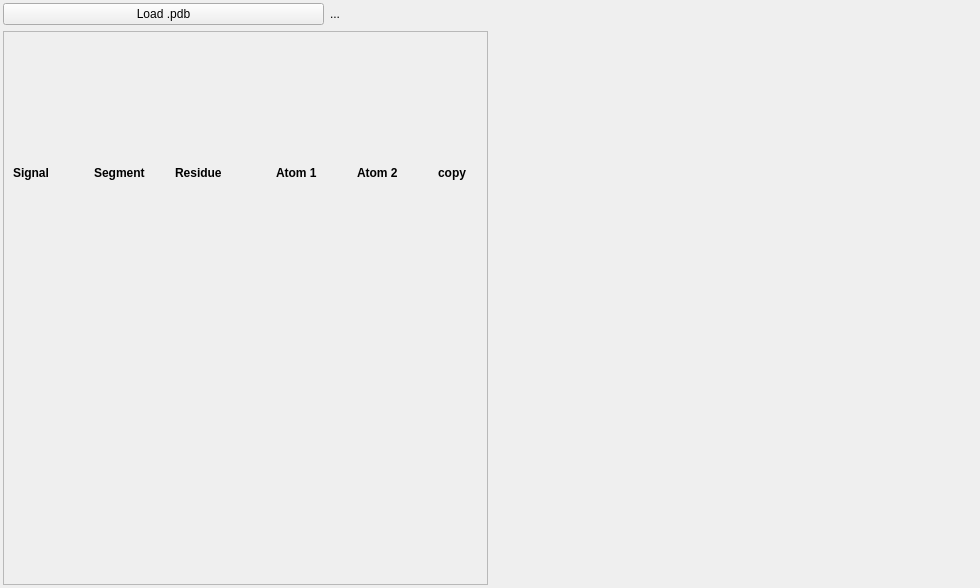
Qt form GUI/designer/selection_widget.ui (alsinmr/pyDR) before a commit.
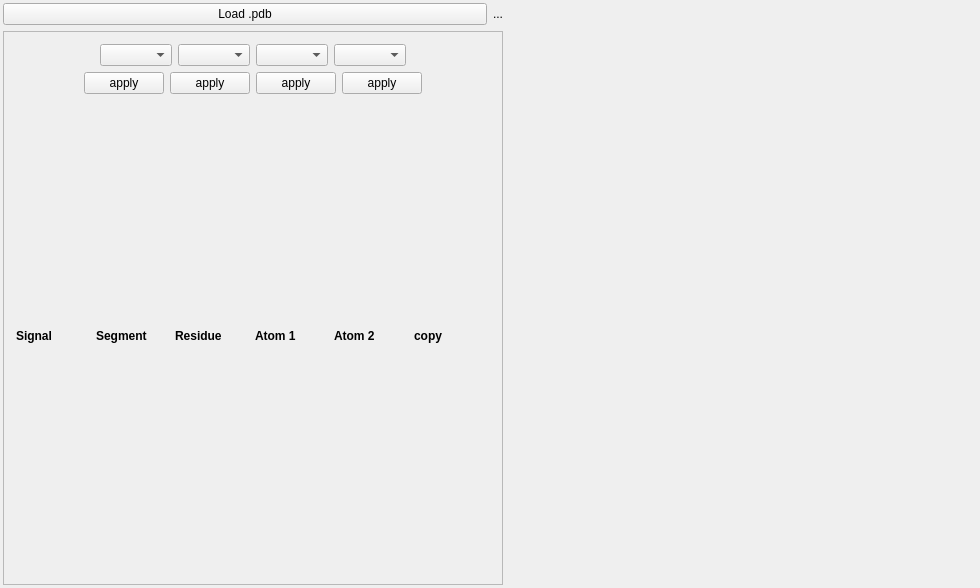
The same form after that commit.

Commit message: editings for GUI, updated Selection Tab

Diff of the .ui file:
```diff
--- a/GUI/designer/selection_widget.ui
+++ b/GUI/designer/selection_widget.ui
@@ -32,13 +32,6 @@
    <property name="bottomMargin">
     <number>3</number>
    </property>
-   <item row="0" column="0" colspan="2">
-    <widget class="QPushButton" name="pushButton_loadpdb">
-     <property name="text">
-      <string>Load .pdb</string>
-     </property>
-    </widget>
-   </item>
    <item row="0" column="2" colspan="2">
     <widget class="QLabel" name="label_pdbpath">
      <property name="text">
@@ -50,10 +43,16 @@
     <widget class="QScrollArea" name="scrollArea">
      <property name="minimumSize">
       <size>
-       <width>250</width>
+       <width>0</width>
        <height>0</height>
       </size>
      </property>
+     <property name="maximumSize">
+      <size>
+       <width>500</width>
+       <height>16777215</height>
+      </size>
+     </property>
      <property name="widgetResizable">
       <bool>true</bool>
      </property>
@@ -62,26 +61,17 @@
        <rect>
         <x>0</x>
         <y>0</y>
-        <width>528</width>
+        <width>498</width>
         <height>549</height>
        </rect>
       </property>
+      <property name="maximumSize">
+       <size>
+        <width>600</width>
+        <height>16777215</height>
+       </size>
+      </property>
       <layout class="QGridLayout" name="gridLayout_5">
-       <item row="1" column="2">
-        <widget class="QWidget" name="widget_2" native="true">
-         <property name="minimumSize">
-          <size>
-           <width>75</width>
-           <height>0</height>
-          </size>
-         </property>
-         <property name="maximumSize">
-          <size>
-           <width>100</width>
-           <height>16777215</height>
-          </size>
-         </property>
-         <layout class="QGridLayout" name="gridLayout_3">
           <property name="leftMargin">
            <number>3</number>
           </property>
@@ -94,89 +84,90 @@
           <property name="bottomMargin">
            <number>3</number>
           </property>
-          <item row="1" column="0">
-           <layout class="QVBoxLayout" name="verticalLayout_assignsegment">
-            <property name="spacing">
-             <number>6</number>
-            </property>
-            <property name="sizeConstraint">
-             <enum>QLayout::SetDefaultConstraint</enum>
-            </property>
-            <property name="leftMargin">
-             <number>0</number>
-            </property>
-           </layout>
-          </item>
-         </layout>
-        </widget>
-       </item>
-       <item row="0" column="5">
-        <widget class="QLabel" name="label_5">
-         <property name="text">
-          <string>&lt;html&gt;&lt;head/&gt;&lt;body&gt;&lt;p&gt;&lt;span style=&quot; font-weight:600;&quot;&gt;Atom 2&lt;/span&gt;&lt;/p&gt;&lt;/body&gt;&lt;/html&gt;</string>
-         </property>
-        </widget>
-       </item>
-       <item row="1" column="0">
-        <widget class="QWidget" name="widget" native="true">
+       <item row="1" column="0" colspan="3">
+        <widget class="QWidget" name="widget_7" native="true">
          <property name="minimumSize">
           <size>
-           <width>75</width>
+           <width>300</width>
            <height>0</height>
           </size>
          </property>
          <property name="maximumSize">
           <size>
-           <width>100</width>
+           <width>600</width>
            <height>16777215</height>
           </size>
          </property>
-         <layout class="QGridLayout" name="gridLayout_2">
-          <property name="leftMargin">
-           <number>3</number>
-          </property>
-          <property name="topMargin">
-           <number>3</number>
-          </property>
-          <property name="rightMargin">
-           <number>3</number>
-          </property>
-          <property name="bottomMargin">
-           <number>3</number>
-          </property>
+         <layout class="QGridLayout" name="gridLayout_9">
           <item row="1" column="0">
-           <layout class="QVBoxLayout" name="verticalLayout_signals">
-            <property name="spacing">
-             <number>1</number>
-            </property>
-            <property name="sizeConstraint">
-             <enum>QLayout::SetDefaultConstraint</enum>
-            </property>
-            <property name="leftMargin">
-             <number>0</number>
-            </property>
-            <property name="topMargin">
-             <number>0</number>
-            </property>
-            <property name="rightMargin">
-             <number>0</number>
-            </property>
-            <property name="bottomMargin">
-             <number>0</number>
-            </property>
-           </layout>
-          </item>
-         </layout>
-        </widget>
-       </item>
-       <item row="0" column="2">
-        <widget class="QLabel" name="label_2">
+           <layout class="QHBoxLayout" name="horizontalLayout_3">
+            <item>
+             <spacer name="horizontalSpacer_4">
+              <property name="orientation">
+               <enum>Qt::Horizontal</enum>
+              </property>
+              <property name="sizeHint" stdset="0">
+               <size>
+                <width>40</width>
+                <height>20</height>
+               </size>
+              </property>
+             </spacer>
+            </item>
+            <item>
+             <widget class="QPushButton" name="pushButton">
+              <property name="text">
+               <string>apply</string>
+              </property>
+             </widget>
+            </item>
+            <item>
+             <widget class="QPushButton" name="pushButton_2">
+              <property name="text">
+               <string>apply</string>
+              </property>
+             </widget>
+            </item>
+            <item>
+             <widget class="QPushButton" name="pushButton_3">
+              <property name="text">
+               <string>apply</string>
+              </property>
+             </widget>
+            </item>
+            <item>
+             <widget class="QPushButton" name="pushButton_4">
          <property name="text">
-          <string>&lt;html&gt;&lt;head/&gt;&lt;body&gt;&lt;p&gt;&lt;span style=&quot; font-weight:600;&quot;&gt;Segment&lt;/span&gt;&lt;/p&gt;&lt;/body&gt;&lt;/html&gt;</string>
+               <string>apply</string>
          </property>
         </widget>
        </item>
-       <item row="0" column="0">
+            <item>
+             <spacer name="horizontalSpacer_5">
+              <property name="orientation">
+               <enum>Qt::Horizontal</enum>
+              </property>
+              <property name="sizeHint" stdset="0">
+               <size>
+                <width>40</width>
+                <height>20</height>
+               </size>
+              </property>
+             </spacer>
+            </item>
+           </layout>
+          </item>
+          <item row="2" column="0">
+           <layout class="QVBoxLayout" name="verticalLayout">
+            <property name="spacing">
+             <number>3</number>
+            </property>
+            <item>
+             <layout class="QHBoxLayout" name="horizontalLayout">
+              <property name="spacing">
+               <number>3</number>
+              </property>
+              <item>
         <widget class="QLabel" name="label">
          <property name="minimumSize">
           <size>
@@ -189,172 +180,74 @@
          </property>
         </widget>
        </item>
-       <item row="1" column="4">
-        <widget class="QWidget" name="widget_5" native="true">
-         <property name="minimumSize">
-          <size>
-           <width>75</width>
-           <height>0</height>
-          </size>
-         </property>
-         <property name="maximumSize">
-          <size>
-           <width>100</width>
-           <height>16777215</height>
-          </size>
-         </property>
-         <layout class="QGridLayout" name="gridLayout_7">
-          <property name="leftMargin">
-           <number>3</number>
-          </property>
-          <property name="topMargin">
-           <number>3</number>
-          </property>
-          <property name="rightMargin">
-           <number>3</number>
-          </property>
-          <property name="bottomMargin">
-           <number>3</number>
-          </property>
-          <item row="0" column="0">
-           <layout class="QVBoxLayout" name="verticalLayout_assignatom1"/>
-          </item>
-         </layout>
-        </widget>
-       </item>
-       <item row="0" column="6">
-        <widget class="QLabel" name="label_6">
+              <item>
+               <widget class="QLabel" name="label_2">
          <property name="text">
-          <string>&lt;html&gt;&lt;head/&gt;&lt;body&gt;&lt;p&gt;&lt;span style=&quot; font-weight:600;&quot;&gt;copy&lt;/span&gt;&lt;/p&gt;&lt;/body&gt;&lt;/html&gt;</string>
+                 <string>&lt;html&gt;&lt;head/&gt;&lt;body&gt;&lt;p&gt;&lt;span style=&quot; font-weight:600;&quot;&gt;Segment&lt;/span&gt;&lt;/p&gt;&lt;/body&gt;&lt;/html&gt;</string>
          </property>
         </widget>
        </item>
-       <item row="1" column="5">
-        <widget class="QWidget" name="widget_6" native="true">
-         <property name="minimumSize">
-          <size>
-           <width>75</width>
-           <height>0</height>
-          </size>
-         </property>
-         <property name="maximumSize">
-          <size>
-           <width>100</width>
-           <height>16777215</height>
-          </size>
-         </property>
-         <layout class="QGridLayout" name="gridLayout_8">
-          <property name="leftMargin">
-           <number>3</number>
-          </property>
-          <property name="topMargin">
-           <number>3</number>
-          </property>
-          <property name="rightMargin">
-           <number>3</number>
-          </property>
-          <property name="bottomMargin">
-           <number>3</number>
-          </property>
-          <item row="0" column="0">
-           <layout class="QVBoxLayout" name="verticalLayout_assignatom2"/>
-          </item>
-         </layout>
-        </widget>
-       </item>
-       <item row="0" column="4">
-        <widget class="QLabel" name="label_4">
-         <property name="text">
-          <string>&lt;html&gt;&lt;head/&gt;&lt;body&gt;&lt;p&gt;&lt;span style=&quot; font-weight:600;&quot;&gt;Atom 1 &lt;/span&gt;&lt;/p&gt;&lt;/body&gt;&lt;/html&gt;</string>
-         </property>
-        </widget>
-       </item>
-       <item row="0" column="3">
+              <item>
         <widget class="QLabel" name="label_3">
          <property name="text">
           <string>&lt;html&gt;&lt;head/&gt;&lt;body&gt;&lt;p&gt;&lt;span style=&quot; font-weight:600;&quot;&gt;Residue&lt;/span&gt;&lt;/p&gt;&lt;/body&gt;&lt;/html&gt;</string>
          </property>
         </widget>
        </item>
-       <item row="1" column="6">
-        <widget class="QWidget" name="widget_3" native="true">
-         <property name="minimumSize">
-          <size>
-           <width>40</width>
-           <height>0</height>
-          </size>
-         </property>
-         <property name="maximumSize">
-          <size>
-           <width>40</width>
-           <height>16777215</height>
-          </size>
-         </property>
-         <layout class="QGridLayout" name="gridLayout_4">
-          <property name="leftMargin">
-           <number>3</number>
-          </property>
-          <property name="topMargin">
-           <number>3</number>
-          </property>
-          <property name="rightMargin">
-           <number>3</number>
-          </property>
-          <property name="bottomMargin">
-           <number>3</number>
-          </property>
-          <item row="1" column="0">
-           <layout class="QVBoxLayout" name="verticalLayout_copysignal">
-            <property name="spacing">
-             <number>1</number>
-            </property>
-            <property name="leftMargin">
-             <number>0</number>
-            </property>
+              <item>
+               <widget class="QLabel" name="label_4">
+                <property name="text">
+                 <string>&lt;html&gt;&lt;head/&gt;&lt;body&gt;&lt;p&gt;&lt;span style=&quot; font-weight:600;&quot;&gt;Atom 1 &lt;/span&gt;&lt;/p&gt;&lt;/body&gt;&lt;/html&gt;</string>
+                </property>
+               </widget>
+              </item>
+              <item>
+               <widget class="QLabel" name="label_5">
+                <property name="text">
+                 <string>&lt;html&gt;&lt;head/&gt;&lt;body&gt;&lt;p&gt;&lt;span style=&quot; font-weight:600;&quot;&gt;Atom 2&lt;/span&gt;&lt;/p&gt;&lt;/body&gt;&lt;/html&gt;</string>
+                </property>
+               </widget>
+              </item>
+              <item>
+               <widget class="QLabel" name="label_6">
+                <property name="text">
+                 <string>&lt;html&gt;&lt;head/&gt;&lt;body&gt;&lt;p&gt;&lt;span style=&quot; font-weight:600;&quot;&gt;copy&lt;/span&gt;&lt;/p&gt;&lt;/body&gt;&lt;/html&gt;</string>
+                </property>
+               </widget>
+              </item>
            </layout>
           </item>
          </layout>
-        </widget>
-       </item>
-       <item row="1" column="3">
-        <widget class="QWidget" name="widget_4" native="true">
-         <property name="minimumSize">
-          <size>
-           <width>95</width>
-           <height>0</height>
-          </size>
-         </property>
-         <property name="maximumSize">
-          <size>
-           <width>100</width>
-           <height>16777215</height>
-          </size>
-         </property>
-         <layout class="QGridLayout" name="gridLayout_6">
-          <property name="leftMargin">
-           <number>3</number>
-          </property>
-          <property name="topMargin">
-           <number>3</number>
-          </property>
-          <property name="rightMargin">
-           <number>3</number>
-          </property>
-          <property name="bottomMargin">
-           <number>3</number>
-          </property>
+          </item>
           <item row="0" column="0">
-           <layout class="QVBoxLayout" name="verticalLayout_assignresidue"/>
-          </item>
-         </layout>
-        </widget>
-       </item>
-      </layout>
-     </widget>
-    </widget>
-   </item>
-   <item row="3" column="3">
-    <spacer name="horizontalSpacer_2">
+           <layout class="QHBoxLayout" name="horizontalLayout_2">
+            <item>
+             <spacer name="horizontalSpacer">
+              <property name="orientation">
+               <enum>Qt::Horizontal</enum>
+              </property>
+              <property name="sizeHint" stdset="0">
+               <size>
+                <width>40</width>
+                <height>20</height>
+               </size>
+              </property>
+             </spacer>
+            </item>
+            <item>
+             <widget class="QComboBox" name="comboBox"/>
+            </item>
+            <item>
+             <widget class="QComboBox" name="comboBox_2"/>
+            </item>
+            <item>
+             <widget class="QComboBox" name="comboBox_3"/>
+            </item>
+            <item>
+             <widget class="QComboBox" name="comboBox_4"/>
+            </item>
+            <item>
+             <spacer name="horizontalSpacer_3">
      <property name="orientation">
       <enum>Qt::Horizontal</enum>
      </property>
@@ -365,6 +258,22 @@
       </size>
      </property>
     </spacer>
+            </item>
+           </layout>
+          </item>
+         </layout>
+        </widget>
+       </item>
+      </layout>
+     </widget>
+    </widget>
+   </item>
+   <item row="0" column="0" colspan="2">
+    <widget class="QPushButton" name="pushButton_loadpdb">
+     <property name="text">
+      <string>Load .pdb</string>
+     </property>
+    </widget>
    </item>
   </layout>
  </widget>
```
Lines whose indentation alone changed are shown as unchanged. The commit also changes 2 other files.
